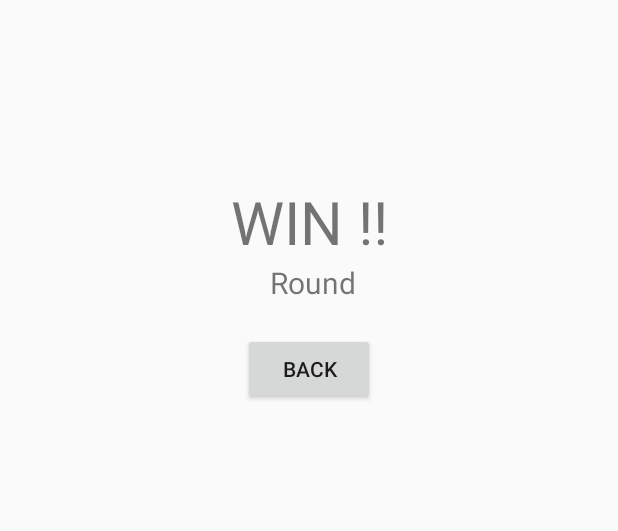
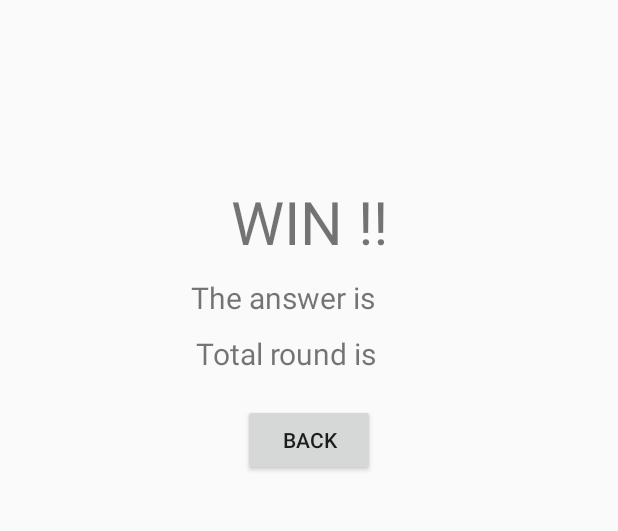
Before and after one commit to SainyTK/Challenger, an Android app: the Main3Activity screen opened directly, with no data from a screen before it, on a phone screen of 412 x 824 dp, the part 325-856 px from its top. Run offline under Robolectric (Android 15) with nearby library versions, the phone set to English and light mode, and no system bars.

Commit message:
Third Ver.

```diff
--- a/app/src/main/java/com/andoid/tk/challenger/Main2Activity.java
+++ b/app/src/main/java/com/andoid/tk/challenger/Main2Activity.java
@@ -133,6 +133,7 @@ public class Main2Activity extends Activity {
     {
         Intent newActivity = new Intent(Main2Activity.this,Main3Activity.class);
 
+        newActivity.putExtra("ans",String.valueOf(r));
         newActivity.putExtra("player",player);
         newActivity.putExtra("round",round);
 
--- a/app/src/main/java/com/andoid/tk/challenger/Main3Activity.java
+++ b/app/src/main/java/com/andoid/tk/challenger/Main3Activity.java
@@ -16,12 +16,15 @@ public class Main3Activity extends AppCompatActivity {
         Intent previous = getIntent();
         String player = previous.getStringExtra("player");
         String round = previous.getStringExtra("round");
+        String ans = previous.getStringExtra("ans");
 
         TextView playerTv = findViewById(R.id.player);
         TextView roundTv = findViewById(R.id.roundValue);
+        TextView ansTv = findViewById(R.id.ans);
 
         playerTv.setText(player);
         roundTv.setText(round);
+        ansTv.setText(ans);
     }
 
     public void restart(View v)
--- a/app/src/main/res/layout/activity_main3.xml
+++ b/app/src/main/res/layout/activity_main3.xml
@@ -52,10 +52,50 @@
         android:layout_height="wrap_content" />
 
     <android.support.constraint.ConstraintLayout
+        android:id="@+id/ansBlock"
+        android:layout_width="match_parent"
+        android:layout_height="wrap_content"
+        android:layout_marginTop="10dp"
+        app:layout_constraintTop_toBottomOf="@+id/win">
+
+        <TextView
+            android:id="@+id/theAnswer"
+            android:text="The answer is "
+            android:textSize="20sp"
+            android:layout_width="wrap_content"
+            android:layout_height="wrap_content"
+            app:layout_constraintLeft_toLeftOf="parent"
+            app:layout_constraintRight_toRightOf="parent"
+            android:layout_marginRight="30dp"
+            />
+
+        <TextView
+            android:id="@+id/ans"
+            android:text="0"
+            android:textSize="20sp"
+            android:layout_marginTop="10dp"
+            app:layout_constraintLeft_toRightOf="@+id/theAnswer"
+            android:layout_width="wrap_content"
+            android:layout_height="wrap_content" />
+    </android.support.constraint.ConstraintLayout>
+
+    <android.support.constraint.ConstraintLayout
         android:id="@+id/roundBlock"
         android:layout_width="match_parent"
         android:layout_height="wrap_content"
-        app:layout_constraintTop_toBottomOf="@+id/win">
+        android:layout_marginTop="10dp"
+        app:layout_constraintTop_toBottomOf="@+id/ansBlock">
+
+        <TextView
+            android:id="@+id/round"
+            android:text="Total round is "
+            android:textSize="20sp"
+            android:layout_marginTop="10dp"
+            app:layout_constraintLeft_toLeftOf="parent"
+            app:layout_constraintRight_toRightOf="parent"
+            android:layout_width="wrap_content"
+            android:layout_height="wrap_content"
+            android:layout_marginRight="25dp"/>
 
         <TextView
             android:id="@+id/roundValue"
@@ -63,18 +103,8 @@
             android:textSize="20sp"
             android:layout_width="wrap_content"
             android:layout_height="wrap_content"
-            app:layout_constraintRight_toLeftOf="@+id/round"
+            app:layout_constraintLeft_toRightOf="@+id/round"
             />
-
-        <TextView
-            android:id="@+id/round"
-            android:text=" Round"
-            android:textSize="20sp"
-            android:layout_marginTop="10dp"
-            app:layout_constraintLeft_toLeftOf="parent"
-            app:layout_constraintRight_toRightOf="parent"
-            android:layout_width="wrap_content"
-            android:layout_height="wrap_content" />
     </android.support.constraint.ConstraintLayout>
 
     <Button
```
